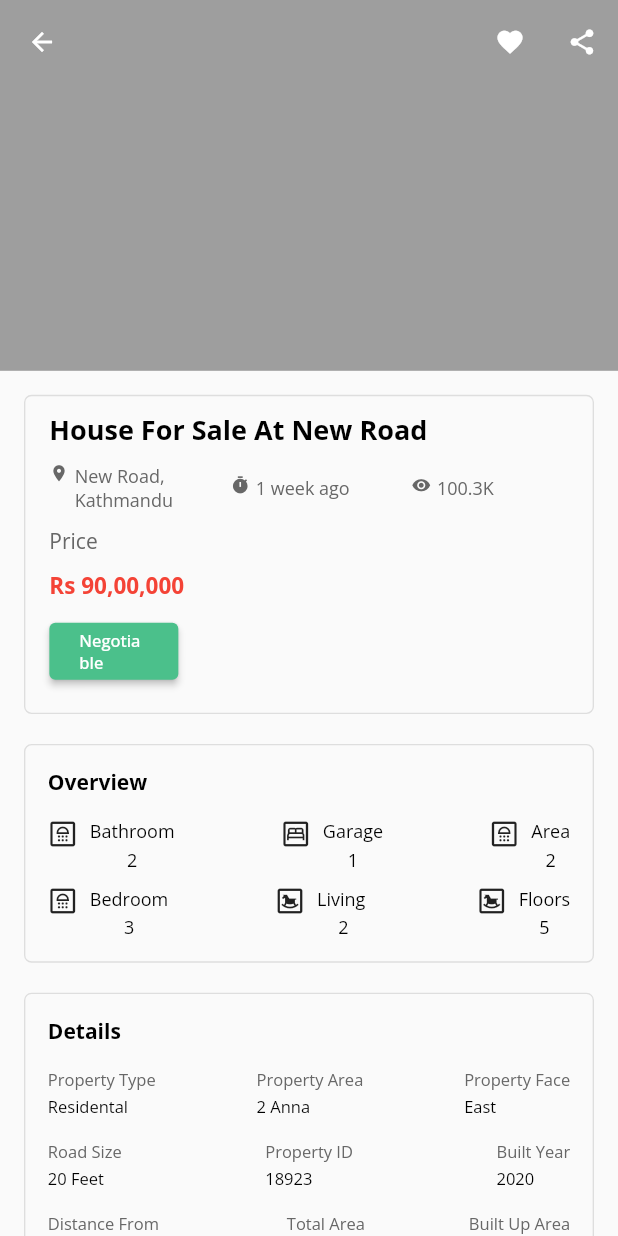
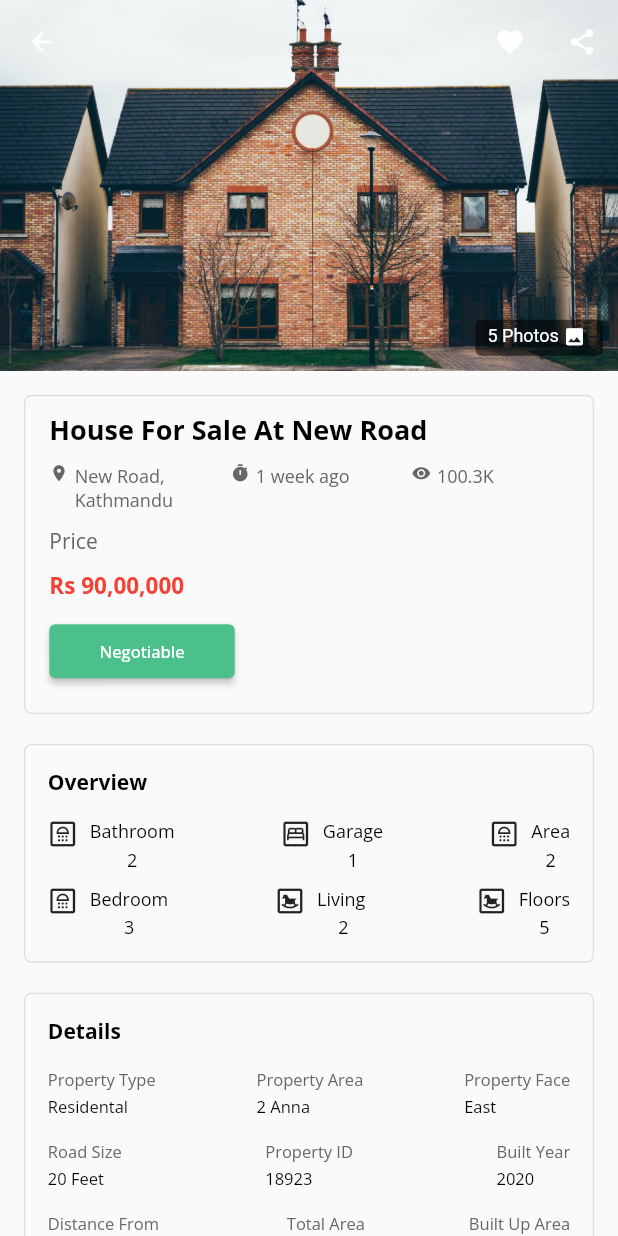
Before and after one commit to prakash-O4/DaleyDai-, a Flutter app: the Details screen opened directly, on a phone screen of 412 x 824 dp. Run offline on Flutter 3.47's test engine with Material 2 defaults, Android fonts, the light colour scheme and no system bars; our stand-ins replace google_fonts.

Commit message:
Page UI changed

```diff
--- a/lib/model/second_body_data.dart
+++ b/lib/model/second_body_data.dart
@@ -10,7 +10,7 @@ List<SecondBodyData> secondData = listData
     .toList();
 
 var listData = [
-  {"imagePath": "images/doc.jpg", "bottomText": "Learn to use DaleyDai"},
+  {"imagePath": "images/blacklogo.png", "bottomText": "Learn to use DaleyDai"},
   {"imagePath": "images/blacklogo.png", "bottomText": "Easy Construction"},
   {"imagePath": "images/blacklogo.png", "bottomText": "Home Loans"},
   {"imagePath": "images/blacklogo.png", "bottomText": "Loaned Home"},
--- a/lib/screens/details/details.dart
+++ b/lib/screens/details/details.dart
@@ -8,6 +8,7 @@ import 'package:text_field/screens/details/details_widget.dart/details_card.dart
 import 'package:text_field/screens/details/details_widget.dart/first_card.dart';
 import 'package:text_field/screens/details/details_widget.dart/locality.dart';
 import 'package:text_field/screens/details/details_widget.dart/second_card.dart';
+import 'package:text_field/screens/details/details_widget.dart/top_image.dart';
 import 'package:text_field/widgets/card_list_horizontal.dart';
 import 'package:text_field/widgets/info_card.dart';
 
@@ -16,7 +17,6 @@ class Details extends StatelessWidget {
 
   @override
   Widget build(BuildContext context) {
-    var height = MediaQuery.of(context).size.height;
     return Scaffold(
       extendBodyBehindAppBar: true,
       appBar: AppBar(
@@ -24,7 +24,7 @@ class Details extends StatelessWidget {
         elevation: 0,
         leading: IconButton(
           onPressed: () {
-            //Navigator.pop(context);
+            Navigator.pop(context);
           },
           icon: Icon(
             Icons.arrow_back_sharp,
@@ -53,13 +53,7 @@ class Details extends StatelessWidget {
       body: SingleChildScrollView(
         child: Column(
           children: [
-            Container(
-              width: double.infinity,
-              height: height * 0.3,
-              decoration: BoxDecoration(
-                color: Colors.grey,
-              ),
-            ),
+            TopImage(),
             Padding(
               padding: const EdgeInsets.all(16.0),
               child: Column(
--- a/lib/screens/details/details_widget.dart/contact_card.dart
+++ b/lib/screens/details/details_widget.dart/contact_card.dart
@@ -19,7 +19,7 @@ class ContactCard extends StatelessWidget {
               child: Container(
                 child: CircleAvatar(
                   backgroundColor: Color(0xFFE0595E),
-                  radius: 35,
+                  radius: 25,
                   child: Center(
                     child: Text(
                       "S",
@@ -78,8 +78,7 @@ class ContactCard extends StatelessWidget {
               ),
             ),
             Expanded(
-              flex: 2,
-              child: Container(
+              flex: 3,
               child: ElevatedButton(
                   style: ElevatedButton.styleFrom(
                     primary: Color(
@@ -113,7 +112,6 @@ class ContactCard extends StatelessWidget {
                     ],
                   )),
             ),
-            ),
           ],
         ),
       ),
--- a/lib/screens/details/details_widget.dart/first_card.dart
+++ b/lib/screens/details/details_widget.dart/first_card.dart
@@ -36,6 +36,7 @@ class FirstCard extends StatelessWidget {
             ),
             SizedBox(height: 10),
             Row(
+              crossAxisAlignment: CrossAxisAlignment.start,
               children: [
                 Flexible(
                   child: IconAndText(
@@ -82,7 +83,7 @@ class FirstCard extends StatelessWidget {
             ),
             SizedBox(height: 10),
             Container(
-              width: 86,
+              width: MediaQuery.of(context).size.width * 0.3,
               child: ElevatedButton(
                 style: ElevatedButton.styleFrom(
                   primary: Color(
--- /dev/null
+++ b/lib/screens/details/details_widget.dart/top_image.dart
@@ -0,0 +1,107 @@
+import 'package:flutter/material.dart';
+import 'package:text_field/model/property_sample.dart';
+
+class TopImage extends StatelessWidget {
+  const TopImage();
+
+  @override
+  Widget build(BuildContext context) {
+    var _height = MediaQuery.of(context).size.height;
+    var _width = MediaQuery.of(context).size.width;
+    return Container(
+      width: _width,
+      height: _height * 0.3,
+      child: ListView.builder(
+        // controller: _controller,
+        scrollDirection: Axis.horizontal,
+        itemCount: propertyModel.length,
+        shrinkWrap: true,
+        physics: ClampingScrollPhysics(),
+        itemBuilder: (context, index) {
+          return Container(
+            width: _width,
+            height: _height * 0.3,
+            decoration: BoxDecoration(
+              color: Colors.grey,
+              image: DecorationImage(
+                image: AssetImage(
+                  propertyModel[index].imagePath,
+                ),
+                fit: BoxFit.cover,
+              ),
+            ),
+            child: Stack(
+              children: [
+                Positioned(
+                  right: 10,
+                  bottom: 10,
+                  child: Container(
+                    height: 24,
+                    width: 85,
+                    decoration: BoxDecoration(
+                      color: Colors.black54,
+                      borderRadius: BorderRadius.circular(4),
+                    ),
+                    child: Padding(
+                      padding: const EdgeInsets.only(
+                        left: 8,
+                        top: 4,
+                        bottom: 6,
+                      ),
+                      child: Row(
+                        children: [
+                          Text(
+                            "5 Photos",
+                            style: TextStyle(
+                              color: Colors.white,
+                              fontSize: 12,
+                            ),
+                          ),
+                          SizedBox(width: 3),
+                          Icon(
+                            Icons.photo,
+                            size: 15,
+                            color: Colors.white,
+                          ),
+                        ],
+                      ),
+                    ),
+                  ),
+                ),
+              ],
+            ),
+          );
+        },
+      ),
+    );
+  }
+}
+
+
+// Positioned(
+//                   top: 20,
+//                   child: Row(
+//                     mainAxisAlignment: MainAxisAlignment.spaceBetween,
+//                     children: [
+//                       Icon(
+//                         Icons.arrow_back_sharp,
+//                         size: 20,
+//                         color: Colors.white,
+//                       ),
+//                       Row(
+//                         children: [
+//                           Icon(
+//                             Icons.favorite_border_outlined,
+//                             color: Colors.white,
+//                             size: 20,
+//                           ),
+//                           Icon(
+//                             Icons.share_outlined,
+//                             size: 20,
+//                             color: Colors.white,
+//                           )
+//                         ],
+//                       ),
+//                     ],
+//                   ),
+//                 ),
--- a/lib/screens/recom_prop.dart
+++ b/lib/screens/recom_prop.dart
@@ -47,7 +47,7 @@ class RecommendedProp extends StatelessWidget {
                   "Sort Properties by Type",
                   style: GoogleFonts.openSans(
                     textStyle: TextStyle(
-                      fontSize: 12,
+                      fontSize: 15,
                       color: Color(ColorConstant.kCardColor),
                       fontWeight: FontWeight.w400,
                     ),
--- a/lib/widgets/card_list_horizontal.dart
+++ b/lib/widgets/card_list_horizontal.dart
@@ -7,6 +7,7 @@ class CardListHorizontal extends StatelessWidget {
   Widget build(BuildContext context) {
     return Container(
       height: 330,
+      color: Colors.white,
       child: ListView.builder(
         shrinkWrap: true,
         scrollDirection: Axis.horizontal,
--- a/lib/widgets/info_card.dart
+++ b/lib/widgets/info_card.dart
@@ -79,7 +79,7 @@ class InfoCard extends StatelessWidget {
             ],
           ),
           Container(
-            width: 140,
+            width: MediaQuery.of(context).size.width * 0.5,
             child: ElevatedButton(
               onPressed: () {
                 print('Easy Construction');
--- a/pubspec.yaml
+++ b/pubspec.yaml
@@ -23,8 +23,10 @@ environment:
 dependencies:
   flutter:
     sdk: flutter
+  carousel_slider: ^4.0.0
   cupertino_icons: ^1.0.2
   google_fonts: ^2.1.0
+  smooth_page_indicator: ^0.2.3
 
 dev_dependencies:
   flutter_test:
```
Also changed, not shown: lib/screens/body.dart (+31 -15 lines), lib/widgets/property_card.dart (+5 -8 lines), lib/widgets/top_heading.dart (+9 -8 lines), pubspec.lock, 9 other files. Lines whose indentation alone changed are shown as unchanged.
